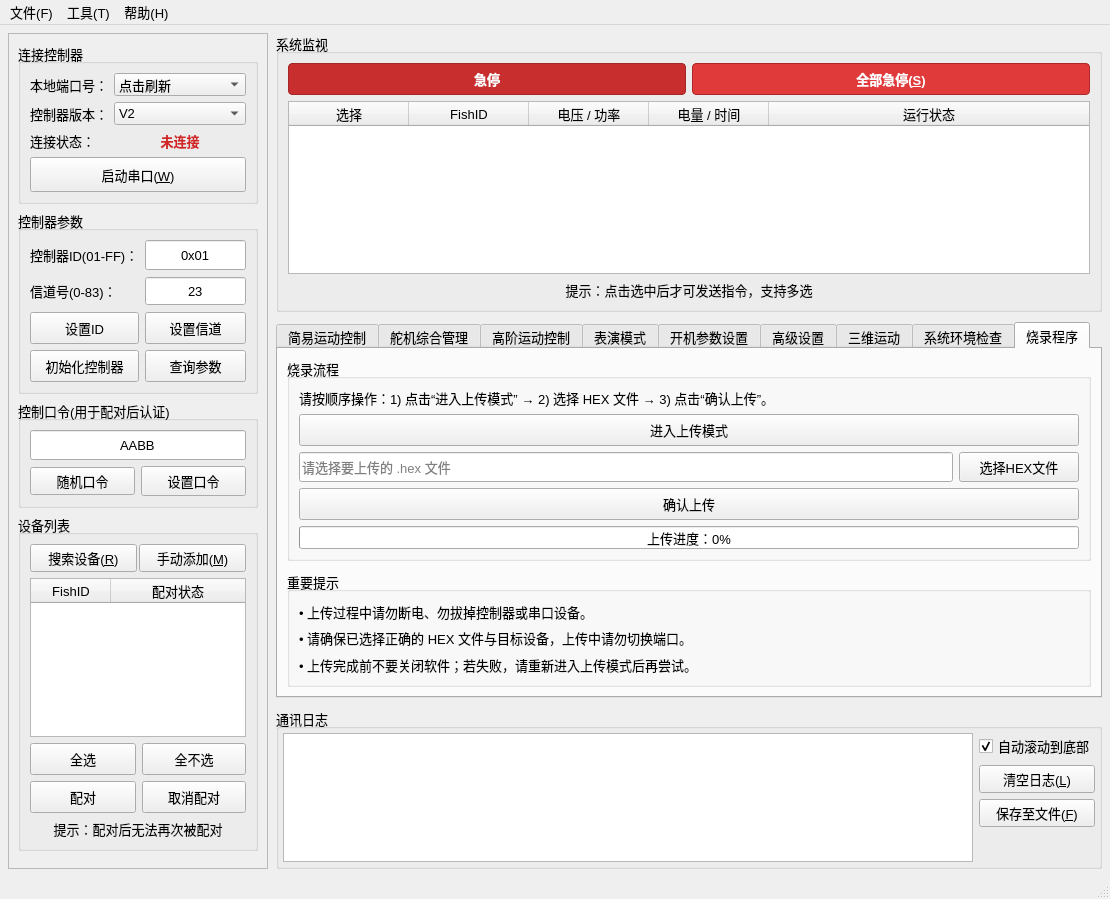
Old version of the form Lanucher_UI.ui in the repository Drzad1024/bionic-robotic-koi-lanucher.
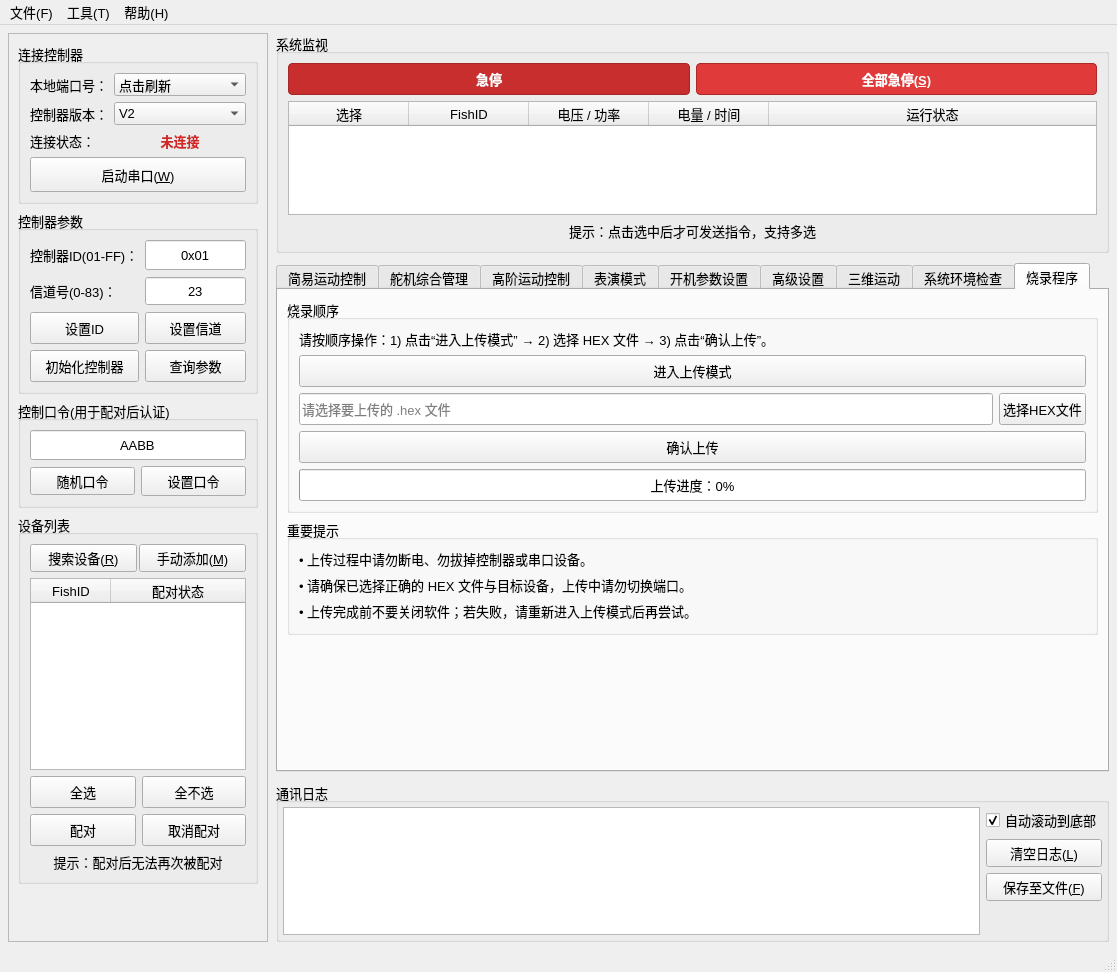
New version of the form. The open tabs and pages were chosen to show the change.

What changed in the file:
```diff
--- a/Lanucher_UI.ui
+++ b/Lanucher_UI.ui
@@ -6,8 +6,8 @@
    <rect>
     <x>0</x>
     <y>0</y>
-    <width>1110</width>
-    <height>890</height>
+    <width>1117</width>
+    <height>940</height>
    </rect>
   </property>
   <property name="font">
@@ -3473,28 +3473,40 @@
          <attribute name="title">
           <string>烧录程序</string>
          </attribute>
-         <layout class="QVBoxLayout" name="verticalLayout_FirmwareBurn">
-          <property name="spacing">
-           <number>10</number>
-          </property>
+         <layout class="QVBoxLayout" name="verticalLayout_9">
           <item>
-           <widget class="QGroupBox" name="grp_FirmwareFlow">
+           <widget class="QGroupBox" name="grp_FirmwareOTA">
+            <property name="sizePolicy">
+             <sizepolicy hsizetype="Preferred" vsizetype="Preferred">
+              <horstretch>0</horstretch>
+              <verstretch>20</verstretch>
+             </sizepolicy>
+            </property>
             <property name="title">
-             <string>烧录流程</string>
+             <string>烧录顺序</string>
             </property>
             <layout class="QVBoxLayout" name="verticalLayout_FirmwareFlow">
              <item>
-              <widget class="QLabel" name="lbl_FirmwareStepHint">
+              <widget class="QLabel" name="label_7">
+               <property name="sizePolicy">
+                <sizepolicy hsizetype="Preferred" vsizetype="Preferred">
+                 <horstretch>0</horstretch>
+                 <verstretch>20</verstretch>
+                </sizepolicy>
+               </property>
                <property name="text">
                 <string>请按顺序操作：1) 点击“进入上传模式” → 2) 选择 HEX 文件 → 3) 点击“确认上传”。</string>
                </property>
-               <property name="wordWrap">
-                <bool>true</bool>
-               </property>
               </widget>
              </item>
              <item>
               <widget class="QPushButton" name="btn_EnterUploadMode">
+               <property name="sizePolicy">
+                <sizepolicy hsizetype="Minimum" vsizetype="Fixed">
+                 <horstretch>0</horstretch>
+                 <verstretch>0</verstretch>
+                </sizepolicy>
+               </property>
                <property name="minimumSize">
                 <size>
                  <width>0</width>
@@ -3513,7 +3525,7 @@
                  <property name="minimumSize">
                   <size>
                    <width>0</width>
-                   <height>30</height>
+                   <height>32</height>
                   </size>
                  </property>
                  <property name="readOnly">
@@ -3528,8 +3540,8 @@
                 <widget class="QPushButton" name="btn_SelectHexFile">
                  <property name="minimumSize">
                   <size>
-                   <width>120</width>
-                   <height>30</height>
+                   <width>0</width>
+                   <height>32</height>
                   </size>
                  </property>
                  <property name="text">
@@ -3554,6 +3566,12 @@
              </item>
              <item>
               <widget class="QProgressBar" name="progressBar_FirmwareUpload">
+               <property name="minimumSize">
+                <size>
+                 <width>0</width>
+                 <height>32</height>
+                </size>
+               </property>
                <property name="minimum">
                 <number>0</number>
                </property>
@@ -3572,44 +3590,72 @@
            </widget>
           </item>
           <item>
-           <widget class="QGroupBox" name="grp_FirmwareSafety">
+           <widget class="QGroupBox" name="groupBox_2">
+            <property name="sizePolicy">
+             <sizepolicy hsizetype="Preferred" vsizetype="Preferred">
+              <horstretch>0</horstretch>
+              <verstretch>200</verstretch>
+             </sizepolicy>
+            </property>
             <property name="title">
              <string>重要提示</string>
             </property>
-            <layout class="QVBoxLayout" name="verticalLayout_FirmwareSafety">
-             <item>
-              <widget class="QLabel" name="lbl_FirmwareWarn1">
+            <layout class="QFormLayout" name="formLayout_3">
+             <item row="0" column="0">
+              <widget class="QLabel" name="label_8">
+               <property name="minimumSize">
+                <size>
+                 <width>0</width>
+                 <height>20</height>
+                </size>
+               </property>
                <property name="text">
                 <string>• 上传过程中请勿断电、勿拔掉控制器或串口设备。</string>
                </property>
-               <property name="wordWrap">
-                <bool>true</bool>
-               </property>
               </widget>
              </item>
-             <item>
-              <widget class="QLabel" name="lbl_FirmwareWarn2">
+             <item row="1" column="0">
+              <widget class="QLabel" name="label_9">
+               <property name="minimumSize">
+                <size>
+                 <width>0</width>
+                 <height>20</height>
+                </size>
+               </property>
                <property name="text">
                 <string>• 请确保已选择正确的 HEX 文件与目标设备，上传中请勿切换端口。</string>
                </property>
-               <property name="wordWrap">
-                <bool>true</bool>
-               </property>
               </widget>
              </item>
-             <item>
-              <widget class="QLabel" name="lbl_FirmwareWarn3">
+             <item row="2" column="0">
+              <widget class="QLabel" name="label_10">
+               <property name="minimumSize">
+                <size>
+                 <width>0</width>
+                 <height>20</height>
+                </size>
+               </property>
                <property name="text">
                 <string>• 上传完成前不要关闭软件；若失败，请重新进入上传模式后再尝试。</string>
                </property>
-               <property name="wordWrap">
-                <bool>true</bool>
-               </property>
               </widget>
              </item>
             </layout>
            </widget>
           </item>
+          <item>
+           <spacer name="verticalSpacer_4">
+            <property name="orientation">
+             <enum>Qt::Orientation::Vertical</enum>
+            </property>
+            <property name="sizeHint" stdset="0">
+             <size>
+              <width>370</width>
+              <height>126</height>
+             </size>
+            </property>
+           </spacer>
+          </item>
          </layout>
         </widget>
        </widget>
@@ -3713,7 +3759,7 @@
     <rect>
      <x>0</x>
      <y>0</y>
-     <width>1110</width>
+     <width>1117</width>
      <height>33</height>
     </rect>
    </property>
```
Left out of the diff: 9 changed lines with no effect on the pictures.
